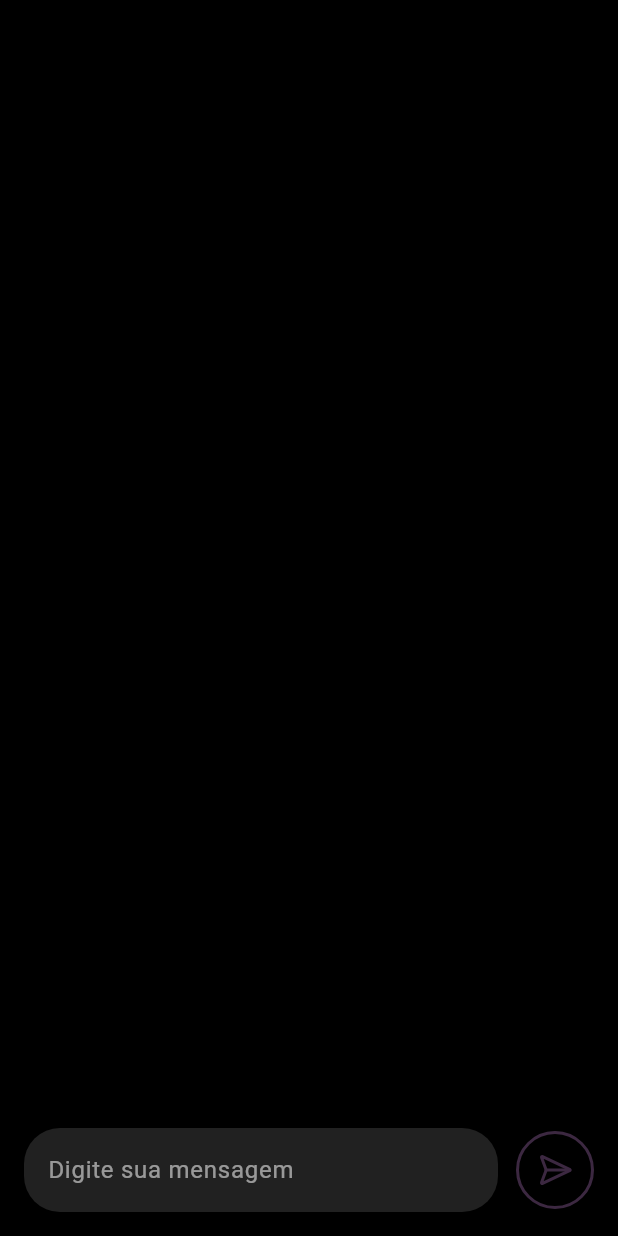
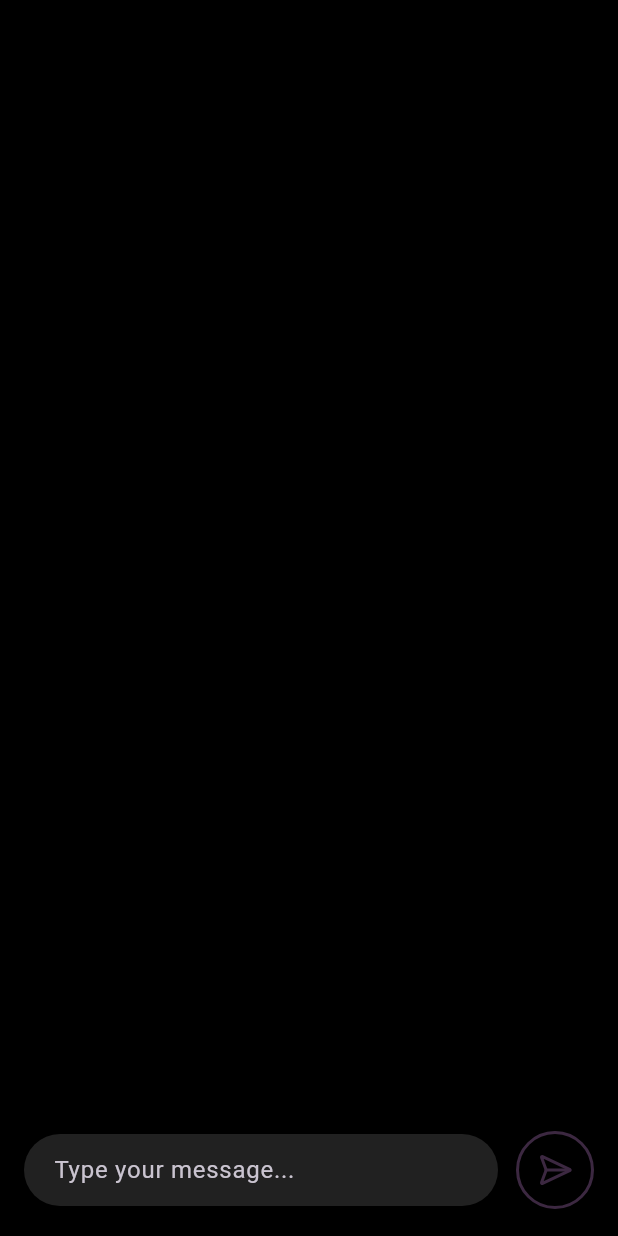
Before and after one commit to Mr-Tui/ping, a Flutter app: the screen it shows after launch, on a phone screen of 412 x 824 dp. Run offline on Flutter 3.47's test engine with Material 3 defaults, Android fonts, the light colour scheme and no system bars; our stand-ins replace lucide_icons_flutter.

Commit message:
feat: scroll to bottom, chore: ui changes on input and message list + transitions

```diff
--- a/lib/widgets/chat/chat_input.dart
+++ b/lib/widgets/chat/chat_input.dart
@@ -22,21 +22,28 @@ class ChatInput extends StatelessWidget {
       child: Row(
         children: [
           Expanded(
+            child: SizedBox(
+              height: 56,
+              child: Center(
                 child: TextField(
                   controller: controller,
                   style: const TextStyle(color: Colors.white),
                   decoration: InputDecoration(
-                hintText: "Digite sua mensagem",
-                hintStyle: const TextStyle(color: Colors.white54),
+                    hintText: 'Type your message...',
+                    contentPadding:
+                        const EdgeInsets.symmetric(horizontal: 16),
+                    border: OutlineInputBorder(
+                      borderRadius: BorderRadius.circular(28),
+                      borderSide: BorderSide.none,
+                    ),
                     filled: true,
                     fillColor: Colors.grey[900],
-                border: OutlineInputBorder(
-                  borderRadius: BorderRadius.circular(24),
-                  borderSide: BorderSide.none,
                   ),
                 ),
               ),
             ),
+          ),
+
           const SizedBox(width: 12),
 
           ValueListenableBuilder<TextEditingValue>(
@@ -44,11 +51,13 @@ class ChatInput extends StatelessWidget {
             builder: (context, value, child) {
               final isEnabled = _isSendButtonEnabled(value.text);
 
-              return Container(
+              return AnimatedContainer(
+                duration: const Duration(milliseconds: 200),
+                curve: Curves.easeOutCubic,
                 decoration: BoxDecoration(
                   color: isEnabled
                       ? Colors.white
-                        : const Color.fromARGB(0, 0, 0, 0),
+                      : Colors.transparent,
                   shape: BoxShape.circle,
                   border: Border.all(
                     color: isEnabled
@@ -57,7 +66,18 @@ class ChatInput extends StatelessWidget {
                     width: 2,
                   ),
                 ),
+
+                child: AnimatedSwitcher(
+                  duration: const Duration(milliseconds: 100),
+                  transitionBuilder: (child, animation) {
+                    return FadeTransition(
+                        opacity: animation,
+                        child: child,
+                      );
+                  },
+
                   child: IconButton(
+                    key: ValueKey(isEnabled),
                     icon: Icon(
                       LucideIcons.sendHorizontal,
                       color: isEnabled
@@ -68,6 +88,7 @@ class ChatInput extends StatelessWidget {
                         ? () => onSend(value.text)
                         : null,
                   ),
+                ),
               );
             },
           ),
```
Also changed, not shown: lib/screens/chat/chat_screen.dart (+27 -1 lines), lib/widgets/chat/message_list.dart (+16 -5 lines). Lines whose indentation alone changed are shown as unchanged.
